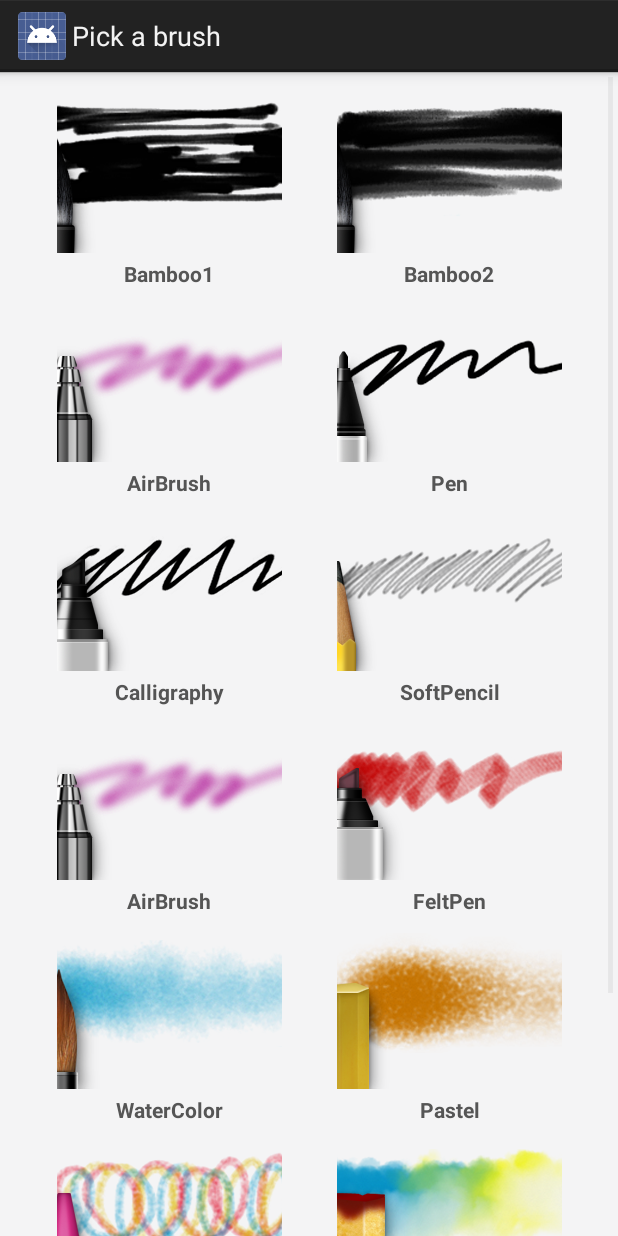
After one commit to moondroid/PaintBrush, an Android app: the BrushSelectActivity screen opened directly, with no data from a screen before it, on a phone screen of 412 x 824 dp. The commit adds this screen. Run offline under Robolectric (Android 15) with nearby library versions, the phone set to English and light mode, and no system bars.

Commit message:
move brush selection to a new activity

```diff
--- /dev/null
+++ b/app/src/main/java/it/moondroid/paintbrush/BrushSelectActivity.java
@@ -0,0 +1,29 @@
+package it.moondroid.paintbrush;
+
+import android.os.Bundle;
+import android.support.v4.app.FragmentActivity;
+import android.support.v4.app.FragmentTransaction;
+
+import it.moondroid.paintbrush.fragments.BrushSelectFragment;
+
+/**
+ * Created by marco.granatiero on 19/08/2014.
+ */
+public class BrushSelectActivity extends FragmentActivity {
+
+    @Override
+    protected void onCreate(Bundle savedInstanceState) {
+        super.onCreate(savedInstanceState);
+
+        setContentView(R.layout.activity_brush_select);
+
+        int brushId = getIntent().getIntExtra(PaintBrushApp.EXTRA_BRUSH_ID, 0);
+        int brushType = getIntent().getIntExtra(PaintBrushApp.EXTRA_BRUSH_TYPE, 0);
+        BrushSelectFragment fragment = BrushSelectFragment.newInstance(brushId, brushType);
+
+        FragmentTransaction ft = getSupportFragmentManager().beginTransaction();
+        ft.replace(R.id.container, fragment);
+        ft.commit();
+
+    }
+}
--- a/app/src/main/java/it/moondroid/paintbrush/PaintBrushApp.java
+++ b/app/src/main/java/it/moondroid/paintbrush/PaintBrushApp.java
@@ -11,6 +11,9 @@ public class PaintBrushApp extends Application {
 
     public static final String TAG = "PaintBrush";
 
+    public static final String EXTRA_BRUSH_ID = "brushId";
+    public static final String EXTRA_BRUSH_TYPE = "brushType";
+
     public void onCreate() {
         super.onCreate();
         Brushes.loadBrushList(getApplicationContext());
--- /dev/null
+++ b/app/src/main/java/it/moondroid/paintbrush/fragments/BrushSelectFragment.java
@@ -0,0 +1,87 @@
+package it.moondroid.paintbrush.fragments;
+
+import android.content.Context;
+import android.content.Intent;
+import android.os.Bundle;
+import android.support.v4.app.Fragment;
+import android.view.LayoutInflater;
+import android.view.View;
+import android.view.ViewGroup;
+import android.widget.AdapterView;
+import android.widget.ArrayAdapter;
+import android.widget.GridView;
+import android.widget.TextView;
+
+import java.util.List;
+
+import it.moondroid.paintbrush.PaintBrushApp;
+import it.moondroid.paintbrush.R;
+import it.moondroid.paintbrush.drawing.Brush;
+import it.moondroid.paintbrush.drawing.Brushes;
+
+/**
+ * Created by marco.granatiero on 19/08/2014.
+ */
+
+public class BrushSelectFragment extends Fragment implements AdapterView.OnItemClickListener {
+
+    public static BrushSelectFragment newInstance(int brushId, int brushType){
+        BrushSelectFragment f = new BrushSelectFragment();
+        Bundle args = new Bundle();
+        args.putInt(PaintBrushApp.EXTRA_BRUSH_ID, brushId);
+        args.putInt(PaintBrushApp.EXTRA_BRUSH_TYPE, brushType);
+        f.setArguments(args);
+        return f;
+    }
+
+    private static class BrushAdapter extends ArrayAdapter<Brush> {
+        private final LayoutInflater mInflater;
+
+        public BrushAdapter(Context context, List<Brush> brushes) {
+            super(context, 0, 0, brushes);
+            this.mInflater = (LayoutInflater) context.getSystemService(Context.LAYOUT_INFLATER_SERVICE);
+        }
+
+        public long getItemId(int position) {
+            return (long) ((Brush) getItem(position)).id;
+        }
+
+        public View getView(int position, View convertView, ViewGroup parent) {
+            if (convertView == null) {
+                convertView = this.mInflater.inflate(R.layout.brush_gridview_item, parent, false);
+            }
+            TextView tv = (TextView) convertView;
+            Brush brush = (Brush) getItem(position);
+            tv.setText(brush.name);
+            tv.setCompoundDrawablesWithIntrinsicBounds(0, brush.previewId, 0, 0);
+            tv.setEnabled(isEnabled(position));
+            return tv;
+        }
+    }
+
+    public View onCreateView(LayoutInflater inflater, ViewGroup container, Bundle savedInstanceState) {
+        View v = inflater.inflate(R.layout.fragment_brush_select, null);
+        GridView brushGridView = (GridView) v.findViewById(R.id.brushGridView);
+        brushGridView.setOnItemClickListener(this);
+        int brushType = getArguments().getInt(PaintBrushApp.EXTRA_BRUSH_TYPE, 0);
+        int brushId = getArguments().getInt(PaintBrushApp.EXTRA_BRUSH_ID, -1);
+
+        List<Brush> brushes = Brushes.get(getActivity(), brushType);
+        brushGridView.setAdapter(new BrushAdapter(getActivity(), brushes));
+        if (savedInstanceState == null) {
+            int i = 0;
+            while (i < brushes.size()) {
+                if (((Brush) brushes.get(i)).id == brushId) {
+                    brushGridView.setSelection(i);
+                }
+                i++;
+            }
+        }
+        return v;
+    }
+
+    public void onItemClick(AdapterView<?> parent, View view, int position, long id) {
+        getActivity().setResult(-1, new Intent().putExtra(PaintBrushApp.EXTRA_BRUSH_ID, (int) id));
+        getActivity().finish();
+    }
+}
--- /dev/null
+++ b/app/src/main/res/drawable/brush_selector_background.xml
@@ -0,0 +1,4 @@
+<?xml version="1.0" encoding="utf-8"?>
+<selector xmlns:android="http://schemas.android.com/apk/res/android" android:exitFadeDuration="@android:integer/config_mediumAnimTime">
+    <item android:drawable="@drawable/brush_select" android:state_pressed="true" />
+</selector>
--- /dev/null
+++ b/app/src/main/res/layout/activity_brush_select.xml
@@ -0,0 +1,12 @@
+<?xml version="1.0" encoding="utf-8"?>
+
+<LinearLayout xmlns:android="http://schemas.android.com/apk/res/android"
+    android:orientation="vertical" android:layout_width="match_parent"
+    android:layout_height="match_parent">
+
+    <FrameLayout
+        android:id="@+id/container"
+        android:layout_width="match_parent"
+        android:layout_height="match_parent"></FrameLayout>
+
+</LinearLayout>
--- /dev/null
+++ b/app/src/main/res/layout/brush_gridview_item.xml
@@ -0,0 +1,12 @@
+<?xml version="1.0" encoding="utf-8"?>
+<TextView xmlns:android="http://schemas.android.com/apk/res/android"
+    android:id="@android:id/icon"
+    android:layout_width="wrap_content"
+    android:layout_height="wrap_content"
+    android:drawablePadding="@dimen/brushSelectItemDrawablePadding"
+    android:gravity="center_horizontal"
+    android:paddingBottom="@dimen/brushSelectItemPaddingTopBottom"
+    android:paddingTop="@dimen/brushSelectItemPaddingTopBottom"
+    android:textColor="#ff555555"
+    android:textSize="@dimen/brushSelectItemTextSize"
+    android:textStyle="bold" />
--- /dev/null
+++ b/app/src/main/res/layout/fragment_brush_select.xml
@@ -0,0 +1,18 @@
+<?xml version="1.0" encoding="utf-8"?>
+<FrameLayout xmlns:android="http://schemas.android.com/apk/res/android"
+    android:layout_width="match_parent"
+    android:layout_height="match_parent"
+    android:background="#fff4f4f5">
+
+    <GridView
+        android:id="@+id/brushGridView"
+        android:layout_width="match_parent"
+        android:layout_height="match_parent"
+        android:columnWidth="@dimen/brushSelectItemWidth"
+        android:drawSelectorOnTop="true"
+        android:gravity="center"
+        android:listSelector="@drawable/brush_selector_background"
+        android:numColumns="auto_fit"
+        android:stretchMode="spacingWidthUniform" />
+
+</FrameLayout>
--- a/app/src/main/res/values/dimens.xml
+++ b/app/src/main/res/values/dimens.xml
@@ -20,4 +20,10 @@
     <dimen name="popup_width">161.32999dip</dimen>
     <dimen name="popup_height">161.32999dip</dimen>
 
+    <dimen name="brushSelectItemWidth">150.0dip</dimen>
+    <dimen name="brushSelectItemTextSize">14.0sp</dimen>
+    <dimen name="brushSelectItemDrawablePadding">4.0dip</dimen>
+    <dimen name="brushSelectItemPaddingTopBottom">4.669983dip</dimen>
+
+
 </resources>
--- a/app/src/main/res/values/strings.xml
+++ b/app/src/main/res/values/strings.xml
@@ -8,5 +8,5 @@
     <string name="size">Size</string>
     <string name="opacity">Opacity</string>
     <string name="dialog_color_title">Pick a color</string>
-
+    <string name="dialog_brush_title">Pick a brush</string>
 </resources>
```
Also changed, not shown: app/src/main/AndroidManifest.xml (+8 -3 lines), app/src/main/java/it/moondroid/paintbrush/MainActivity.java (+42 -21 lines).
